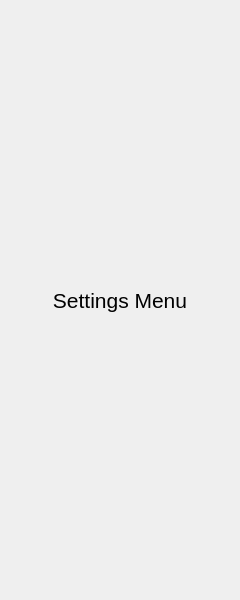
Qt form gui/uis/columns/right_column.ui (HarishChandran3304/interakt) before a commit.
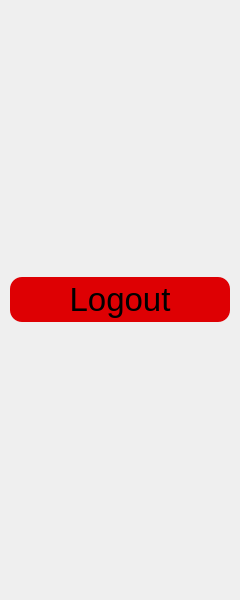
The same form after that commit.

Commit message: Finished logout

```diff
--- a/gui/uis/columns/right_column.ui
+++ b/gui/uis/columns/right_column.ui
@@ -52,20 +52,25 @@
         <number>5</number>
        </property>
        <item>
-        <widget class="QLabel" name="label_1">
+        <widget class="QPushButton" name="logout">
+         <property name="minimumSize">
+          <size>
+           <width>45</width>
+           <height>45</height>
+          </size>
+         </property>
          <property name="font">
           <font>
-           <pointsize>16</pointsize>
+           <pointsize>25</pointsize>
           </font>
          </property>
          <property name="styleSheet">
-          <string notr="true">font-size: 16pt</string>
+          <string notr="true">background-color: rgb(222, 0, 3);
+border-radius: 12
+</string>
          </property>
          <property name="text">
-          <string>Settings Menu</string>
-         </property>
-         <property name="alignment">
-          <set>Qt::AlignCenter</set>
+          <string>Logout</string>
          </property>
         </widget>
        </item>
```
The commit also changes 4 other files.
